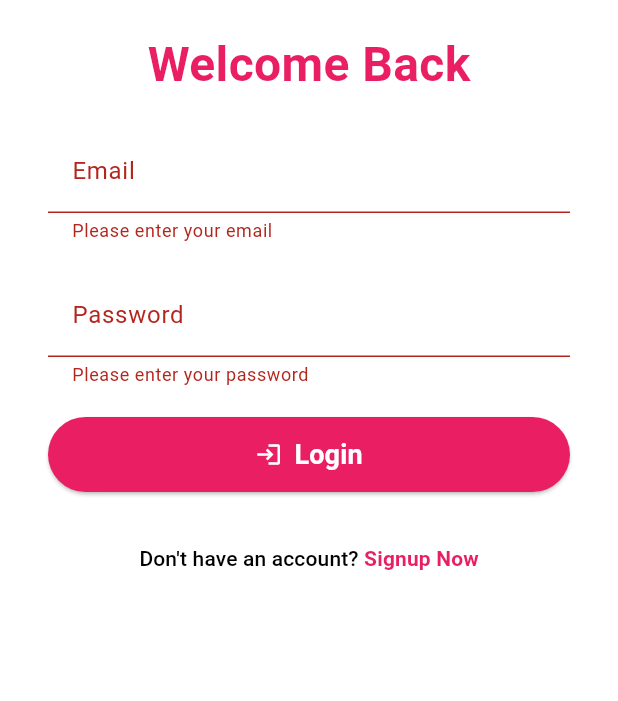
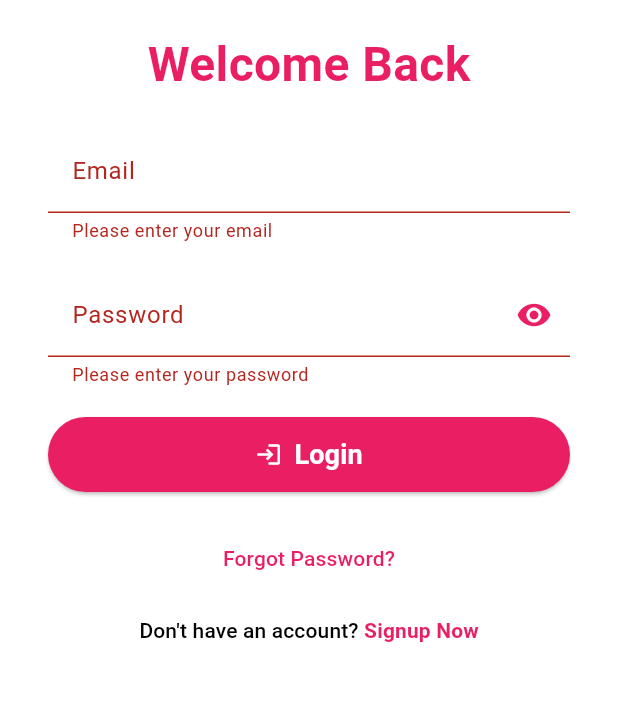
Before and after one commit to neha-khatry/Piggu-CashCare, a Flutter app: the screen it shows after launch, after a tap on "Get Started", after a tap on "Login", on a phone screen of 412 x 824 dp, the part 348-1049 px from its top. Run offline on Flutter 3.47's test engine with Material 3 defaults, Android fonts, the light colour scheme and no system bars; our stand-ins replace cloud_firestore, firebase_auth, firebase_core, firebase_messaging, fl_chart, font_awesome_flutter and 3 more; accounts and stored records are empty.

Commit message:
First commit

```diff
--- a/lib/LoginPage.dart
+++ b/lib/LoginPage.dart
@@ -2,8 +2,6 @@ import 'package:flutter/material.dart';
 import 'package:firebase_auth/firebase_auth.dart';
 import 'HomePage.dart';
 import 'SignupPage.dart';
-import 'package:flutter/services.dart';
-///import 'package:flutter_animate/flutter_animate.dart';
 
 class LoginPage extends StatefulWidget {
   @override
@@ -16,11 +14,12 @@ class _LoginPageState extends State<LoginPage> with TickerProviderStateMixin {
   late String _email, _password;
   late AnimationController _controller;
   late Animation<double> _animation;
+  bool _obscurePassword = true;
 
   @override
   void initState() {
     super.initState();
-    _controller = AnimationController(duration: Duration(seconds: 1), vsync: this);
+    _controller = AnimationController(duration: Duration(seconds: 2), vsync: this);
     _animation = Tween<double>(begin: 0, end: 1).animate(_controller);
     _controller.forward();
   }
@@ -61,7 +60,7 @@ class _LoginPageState extends State<LoginPage> with TickerProviderStateMixin {
   @override
   Widget build(BuildContext context) {
     return Scaffold(
-      backgroundColor: Colors.white, // Updated background color to white
+      backgroundColor: Colors.white,
       body: SingleChildScrollView(
         child: Padding(
           padding: const EdgeInsets.all(32.0),
@@ -81,7 +80,7 @@ class _LoginPageState extends State<LoginPage> with TickerProviderStateMixin {
                 opacity: _animation,
                 child: Text(
                   'Welcome Back',
-                  style: TextStyle(fontSize: 32, fontWeight: FontWeight.bold, color: Colors.pink), // Updated text color to pink
+                  style: TextStyle(fontSize: 32, fontWeight: FontWeight.bold, color: Colors.pink),
                 ),
               ),
               SizedBox(height: 20),
@@ -91,7 +90,15 @@ class _LoginPageState extends State<LoginPage> with TickerProviderStateMixin {
                   children: <Widget>[
                     TextFormField(
                       keyboardType: TextInputType.emailAddress,
-                      decoration: InputDecoration(labelText: 'Email', filled: true, fillColor: Colors.white, enabledBorder: OutlineInputBorder(borderSide: BorderSide(color: Colors.pink), borderRadius: BorderRadius.all(Radius.circular(10.0)))),
+                      decoration: InputDecoration(
+                        labelText: 'Email',
+                        filled: true,
+                        fillColor: Colors.white,
+                        enabledBorder: OutlineInputBorder(
+                          borderSide: BorderSide(color: Colors.pink),
+                          borderRadius: BorderRadius.all(Radius.circular(10.0)),
+                        ),
+                      ),
                       validator: (value) {
                         if (value == null || value.isEmpty) {
                           return 'Please enter your email';
@@ -102,8 +109,27 @@ class _LoginPageState extends State<LoginPage> with TickerProviderStateMixin {
                     ),
                     SizedBox(height: 20),
                     TextFormField(
-                      obscureText: true,
-                      decoration: InputDecoration(labelText: 'Password', filled: true, fillColor: Colors.white, enabledBorder: OutlineInputBorder(borderSide: BorderSide(color: Colors.pink), borderRadius: BorderRadius.all(Radius.circular(10.0)))),
+                      obscureText: _obscurePassword,
+                      decoration: InputDecoration(
+                        labelText: 'Password',
+                        filled: true,
+                        fillColor: Colors.white,
+                        enabledBorder: OutlineInputBorder(
+                          borderSide: BorderSide(color: Colors.pink),
+                          borderRadius: BorderRadius.all(Radius.circular(10.0)),
+                        ),
+                        suffixIcon: IconButton(
+                          icon: Icon(
+                            _obscurePassword ? Icons.visibility : Icons.visibility_off,
+                            color: Colors.pink,
+                          ),
+                          onPressed: () {
+                            setState(() {
+                              _obscurePassword = !_obscurePassword;
+                            });
+                          },
+                        ),
+                      ),
                       validator: (value) {
                         if (value == null || value.isEmpty) {
                           return 'Please enter your password';
@@ -115,22 +141,33 @@ class _LoginPageState extends State<LoginPage> with TickerProviderStateMixin {
                     SizedBox(height: 20),
                     ElevatedButton.icon(
                       style: ElevatedButton.styleFrom(
-                        backgroundColor: Colors.pink, // Change the button color here
-                        shape: RoundedRectangleBorder(borderRadius: BorderRadius.all(Radius.circular(30.0))),
+                        backgroundColor: Colors.pink,
+                        shape: RoundedRectangleBorder(
+                          borderRadius: BorderRadius.all(Radius.circular(30.0)),
+                        ),
                         minimumSize: Size(double.infinity, 50),
                         padding: EdgeInsets.symmetric(horizontal: 16),
                       ),
                       onPressed: _submit,
-                      icon: Icon(Icons.login, color: Colors.white), // Change the icon here
-                      label: Text('Login', style: TextStyle(fontSize: 18, fontWeight: FontWeight.bold, color: Colors.white)),
+                      icon: Icon(Icons.login, color: Colors.white),
+                      label: Text(
+                        'Login',
+                        style: TextStyle(fontSize: 18, fontWeight: FontWeight.bold, color: Colors.white),
+                      ),
                     ),
                     SizedBox(height: 20),
                     TextButton(
                       onPressed: () {
-                        Navigator.push(
-                          context,
-                          MaterialPageRoute(builder: (context) => SignupPage()),
-                        );
+                        Navigator.pushNamed(context, '/reset-password');
+                      },
+                      child: Text(
+                        'Forgot Password?',
+                        style: TextStyle(color: Colors.pink),
+                      ),
+                    ),
+                    TextButton(
+                      onPressed: () {
+                        Navigator.pushNamed(context, '/signup');
                       },
                       child: Text.rich(
                         TextSpan(
--- a/lib/main.dart
+++ b/lib/main.dart
@@ -4,6 +4,9 @@ import 'package:piggu/services/firebase_api.dart';
 import 'package:timezone/timezone.dart' as tz;
 import 'package:timezone/data/latest_all.dart';
 import 'welcome_page.dart';
+import 'SignupPage.dart';
+import 'ResetPasswordPage.dart';
+import 'LoginPage.dart';// Add this import
 
 void main() async {
   WidgetsFlutterBinding.ensureInitialized();
@@ -19,11 +22,19 @@ class MyApp extends StatelessWidget {
   @override
   Widget build(BuildContext context) {
     return MaterialApp(
+      debugShowCheckedModeBanner: false,
       title: 'Piggu:CashCare', // Update this line
       theme: ThemeData(
         primarySwatch: Colors.green, // Update this line
       ),
-      home: WelcomePage(),
+      // Define named routes
+      initialRoute: '/',
+      routes: {
+        '/': (context) => WelcomePage(),
+        '/login': (context) => LoginPage(),
+        '/signup': (context) => SignupPage(),
+        '/reset-password': (context) => ResetPasswordPage(),
+      },
     );
   }
 }
```
Also changed, not shown: lib/ResetPasswordPage.dart (added, +95 -0 lines), pubspec.lock, 2 other files.
